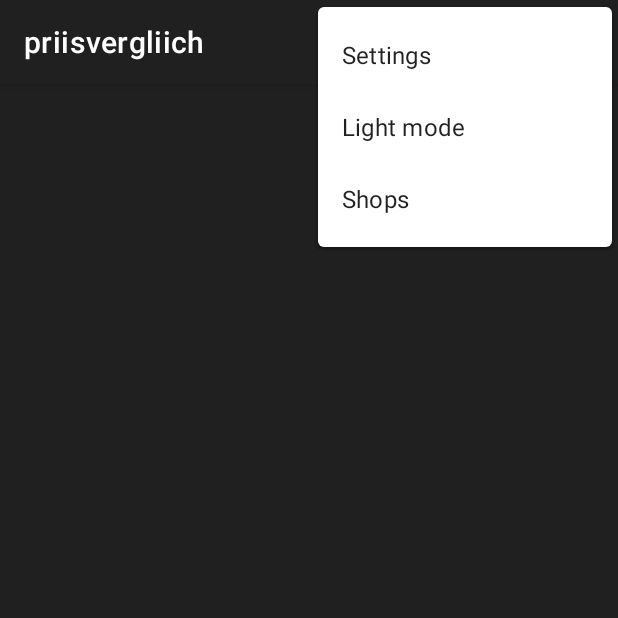
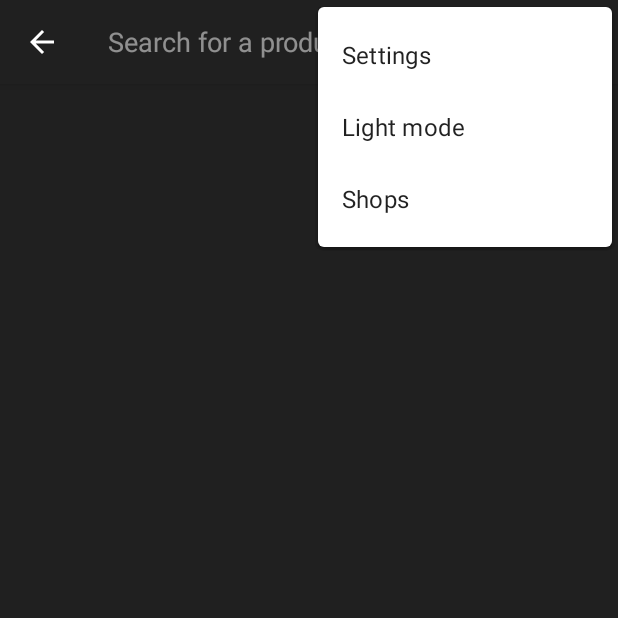
Before and after one commit to danielj0nes/priisvergliich, an Android app: the screen it shows after launch (MainActivity), with the options menu open, on a phone screen of 412 x 824 dp, the top half of it. Run offline under Robolectric (Android 15) with nearby library versions, the phone set to English and light mode, and no system bars.

Commit message:
UI changes - search bar automatic open upon app start

```diff
--- a/app/src/main/java/com/danielj/priisvergliich/MainActivity.java
+++ b/app/src/main/java/com/danielj/priisvergliich/MainActivity.java
@@ -157,8 +157,6 @@ public class MainActivity extends AppCompatActivity {
         MenuInflater inflater = getMenuInflater();
         inflater.inflate(R.menu.pvg_menu0, menu); // Toolbar
         MenuItem locationButton = menu.findItem(R.id.cur_location);
-        ListView listView = findViewById(R.id.lv_productList);
-        // Search functionality
         MenuItem.OnActionExpandListener searchListener = new MenuItem.OnActionExpandListener() {
             @Override
             public boolean onMenuItemActionExpand(MenuItem item) {
@@ -172,17 +170,20 @@ public class MainActivity extends AppCompatActivity {
             }
         };
         menu.findItem(R.id.search).setOnActionExpandListener(searchListener);
+        ListView listView = findViewById(R.id.lv_productList);
+        // Search functionality
         SearchView searchView = (SearchView) menu.findItem(R.id.search).getActionView();
+        MenuItem sv = menu.findItem(R.id.search);
+        sv.expandActionView();
+        searchView.clearFocus();
         searchView.setQueryHint("Search for a product...");
         searchView.setOnQueryTextListener(new SearchView.OnQueryTextListener() {
-            @RequiresApi(api = Build.VERSION_CODES.O)
             @Override
             public boolean onQueryTextSubmit(String query) {
                 searchView.clearFocus();
                 callSearch(query);
                 return true;
             }
-            @RequiresApi(api = Build.VERSION_CODES.O)
             @Override
             public boolean onQueryTextChange(String newText) {
                 if (TextUtils.isEmpty(newText)){
@@ -192,7 +193,6 @@ public class MainActivity extends AppCompatActivity {
                 }
                 return true;
             }
-            @RequiresApi(api = Build.VERSION_CODES.O)
             public void callSearch(String query) {
                 List<ProductModel> products = new ArrayList<>();
                 rc.getMigrosProducts(query, resultMigros -> {
--- a/app/src/main/res/menu/pvg_menu0.xml
+++ b/app/src/main/res/menu/pvg_menu0.xml
@@ -2,16 +2,16 @@
 <menu xmlns:android="http://schemas.android.com/apk/res/android"
     xmlns:app="http://schemas.android.com/apk/res-auto">
 
-    <item android:id="@+id/cur_location"
-        android:title="Location"
-        android:icon="@drawable/ic_baseline_my_location_24"
-        app:showAsAction="collapseActionView|always" />
     <item android:id="@+id/search"
         android:title="Search"
         android:icon="@drawable/ic_search"
         app:showAsAction="collapseActionView|always"
         app:actionViewClass="androidx.appcompat.widget.SearchView" />
 
+    <item android:id="@+id/cur_location"
+        android:title="Location"
+        android:icon="@drawable/ic_baseline_my_location_24"
+        app:showAsAction="collapseActionView|always" />
 
     <item android:id="@+id/settings"
         android:title="Settings"
```
Also changed, not shown: app/src/main/res/layout/load.xml (added, +20 -0 lines).
